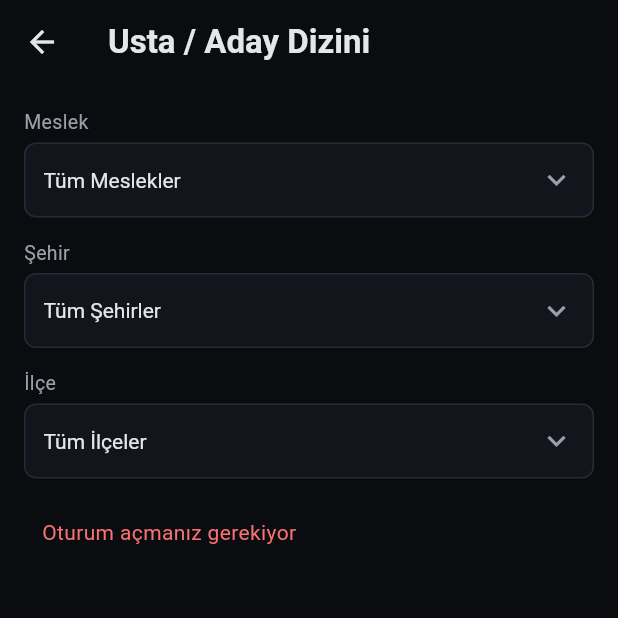
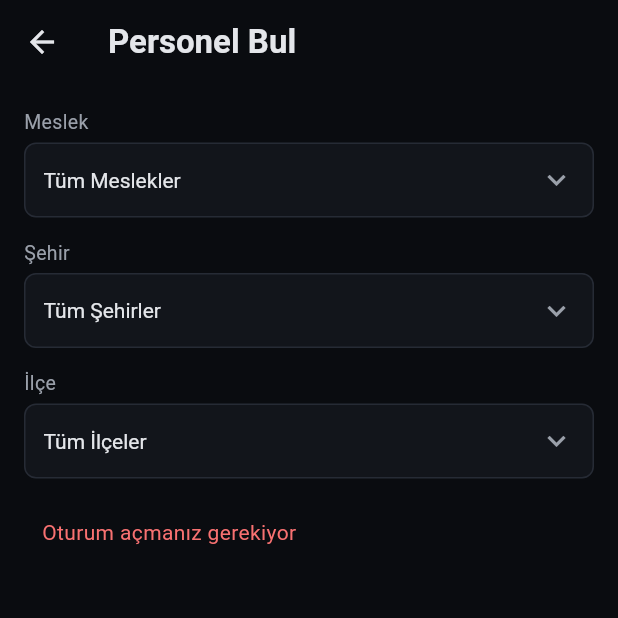
Before and after one commit to isikilyas/imeceburada, a Flutter app: the CandidateDirectoryScreen screen opened directly, on a phone screen of 412 x 824 dp, the top half of it. Run offline on Flutter 3.47's test engine with Material 3 defaults, Android fonts, the phone set to English and light mode, and no system bars; our stand-ins replace flutter_map, flutter_secure_storage, latlong2, shared_preferences, webview_flutter; accounts and stored records are empty; network calls fail.

Commit message:
Mobile: simplify directory screen titles in Turkish (#82)
"Usta / Aday Dizini" / "Taşeron Firma Dizini" read as stiff/bureaucratic
to the actual audience, and were inconsistent with the new Home
screen's cards which already say "Personel Bul" / "Taşeron Bul".
Align the directory screen titles and profile menu buttons to match.

Co-authored-by: Claude Sonnet 5 <noreply@anthropic.com>

```diff
--- a/apps/mobile/lib/core/i18n/dictionaries/candidates.dart
+++ b/apps/mobile/lib/core/i18n/dictionaries/candidates.dart
@@ -9,7 +9,7 @@ const Map<String, Map<String, String>> candidatesDict = {
     'candidates.detail.contactMessage':
         'Merhaba, platformunuzdaki {{trade}} profilinizi gördüm. Görüşmek isterseniz müsait misiniz?',
     'candidates.detail.notAvailable': 'Şu an iş aramıyor',
-    'candidates.directory.title': 'Usta / Aday Dizini',
+    'candidates.directory.title': 'Personel Bul',
     'candidates.directory.tradeLabel': 'Meslek',
     'candidates.directory.allTrades': 'Tüm Meslekler',
     'candidates.directory.noResults': 'Sonuç bulunamadı.',
--- a/apps/mobile/lib/core/i18n/dictionaries/profile.dart
+++ b/apps/mobile/lib/core/i18n/dictionaries/profile.dart
@@ -13,8 +13,8 @@ const Map<String, Map<String, String>> profileDict = {
     'profile.myApplicationsButton': 'Başvurularım',
     'profile.companyProfileButton': 'Firma Profilim',
     'profile.myListingsButton': 'İlanlarım',
-    'profile.candidateDirectoryButton': 'Usta / Aday Dizini',
-    'profile.subcontractorDirectoryButton': 'Taşeron Firma Dizini',
+    'profile.candidateDirectoryButton': 'Personel Bul',
+    'profile.subcontractorDirectoryButton': 'Taşeron Bul',
     'profile.membershipButton': 'Üyelik',
     'profile.supplierPanelButton': 'Yapı Tedarik Paneli',
     'profile.subcontractorPanelButton': 'Taşeron Firma Panelim',
--- a/apps/mobile/lib/core/i18n/dictionaries/subcontractors.dart
+++ b/apps/mobile/lib/core/i18n/dictionaries/subcontractors.dart
@@ -24,7 +24,7 @@ const Map<String, Map<String, String>> subcontractorsDict = {
     'subcontractors.detail.contactLabel': 'İletişim',
     'subcontractors.detail.contactMessage':
         'Merhaba, platformunuzdaki {{companyName}} profilinizi gördüm. Görüşmek isterseniz müsait misiniz?',
-    'subcontractors.directory.title': 'Taşeron Firma Dizini',
+    'subcontractors.directory.title': 'Taşeron Bul',
     'subcontractors.directory.hint': 'Faturalı iş yapan taşeron firmaları meslek ve bölgeye göre bul.',
     'subcontractors.directory.tradeLabel': 'Meslek',
     'subcontractors.directory.allTrades': 'Tüm Meslekler',
```
